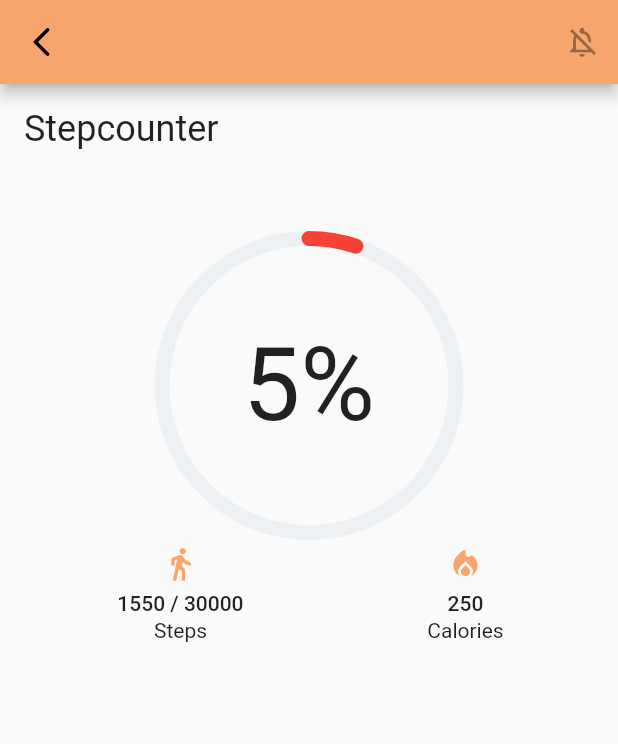
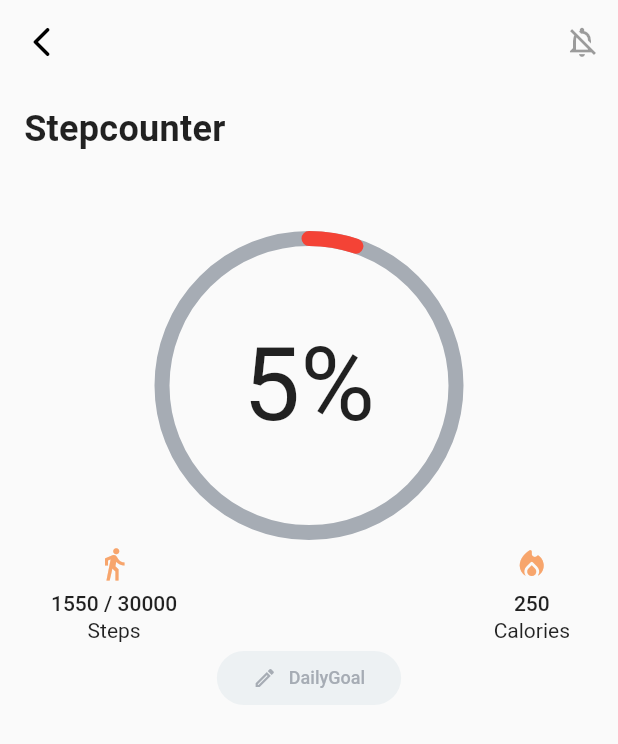
Before and after one commit to Defuera/assignment, a Flutter app: the screen it shows after launch, on a phone screen of 412 x 824 dp. Shown: the top 744 px of the screen. Run offline on Flutter 3.47's test engine with Material 2 defaults, Android fonts, the phone set to English and light mode, and no system bars; drawn by our look-alikes of percent_indicator; our stand-ins replace flutter_bloc, get_it, shared_preferences.

Commit message:
Add daily goal button ui

```diff
--- a/lib/feature/home_screen.dart
+++ b/lib/feature/home_screen.dart
@@ -1,5 +1,6 @@
 import 'package:fastic_demo/feature/home_bloc.dart';
 import 'package:fastic_demo/feature/home_model.dart';
+import 'package:fastic_demo/theme/fastic_colors.dart';
 import 'package:flutter/material.dart';
 import 'package:flutter_bloc/flutter_bloc.dart';
 import 'package:percent_indicator/circular_percent_indicator.dart';
@@ -49,14 +50,15 @@ class _HomeScreenState extends State<HomeScreen> {
                       children: [
                         Align(
                           alignment: Alignment.centerLeft,
-                          child: Text('Stepcounter', style: Theme.of(context).textTheme.headline5),
+                          child: Text('Stepcounter',
+                              style: Theme.of(context).textTheme.headline5.copyWith(fontWeight: FontWeight.w600, letterSpacing: 0.2)),
                         ),
                         Padding(
                           padding: const EdgeInsets.only(top: 54.0),
                           child: _StepsProgressIndicator(state.goalPercentage),
                         ),
                         Row(
-                          mainAxisAlignment: MainAxisAlignment.spaceAround,
+                          mainAxisAlignment: MainAxisAlignment.spaceBetween,
                           children: [
                             _CounterWidget(
                               icon: Icons.directions_walk, //todo icon
@@ -67,9 +69,10 @@ class _HomeScreenState extends State<HomeScreen> {
                               icon: Icons.local_fire_department_rounded,
                               title: '${state.burnedCalories}',
                               description: 'Calories',
-                            )
+                            ),
                           ],
-                        )
+                        ),
+                        _DailyGoalButton(onPressed: () {}),
                       ],
                     ),
                   )),
@@ -86,11 +89,14 @@ class _StepsProgressIndicator extends StatelessWidget {
     return Stack(
       alignment: Alignment.center,
       children: [
-        Text('${(percent * 100).toInt()}%', style: TextStyle(fontSize: 68),), //todo calculate in bloc
+        Text(
+          '${(percent * 100).toInt()}%', //todo calculate in bloc
+          style: TextStyle(fontSize: 68),
+        ),
         CircularPercentIndicator(
           animationDuration: 200,
           lineWidth: 10,
-          backgroundColor: Color.fromRGBO(237, 241, 243, 1), //todo grey
+          backgroundColor: FasticColors.gray,
           animation: true,
           circularStrokeCap: CircularStrokeCap.round,
           radius: MediaQuery.of(context).size.width / 2,
@@ -110,7 +116,9 @@ class _CounterWidget extends StatelessWidget {
 
   @override
   Widget build(BuildContext context) {
-    return Column(
+    return Padding(
+      padding: const EdgeInsets.symmetric(horizontal: 16.0),
+      child: Column(
         mainAxisSize: MainAxisSize.min,
         crossAxisAlignment: CrossAxisAlignment.center,
         children: [
@@ -124,6 +132,36 @@ class _CounterWidget extends StatelessWidget {
           ),
           Text(description, style: Theme.of(context).textTheme.bodyText2),
         ],
+      ),
     );
   }
 }
+
+class _DailyGoalButton extends StatelessWidget {
+  final VoidCallback onPressed;
+
+  _DailyGoalButton({this.onPressed});
+
+  @override
+  Widget build(BuildContext context) {
+    return TextButton(
+      style: TextButton.styleFrom(
+        shape: RoundedRectangleBorder(borderRadius: BorderRadius.circular(24)),
+        backgroundColor: FasticColors.fadeGray,
+        shadowColor: Colors.transparent,
+      ),
+      onPressed: onPressed,
+      child: Padding(
+        padding: const EdgeInsets.symmetric(horizontal: 16.0),
+        child: Row(
+          mainAxisSize: MainAxisSize.min,
+          children: [
+            Icon(Icons.edit_outlined, size: 16, color: FasticColors.gray),
+            Padding(padding: EdgeInsets.only(left: 8)),
+            Text('DailyGoal', style: TextStyle(fontSize: 12, color: FasticColors.gray)),
+          ],
+        ),
+      ),
+    );
+  }
+}
--- a/lib/main.dart
+++ b/lib/main.dart
@@ -2,6 +2,7 @@ import 'dart:async';
 
 import 'package:fastic_demo/di.dart';
 import 'package:fastic_demo/feature/home_screen.dart';
+import 'package:fastic_demo/theme/fastic_colors.dart';
 import 'package:flutter/material.dart';
 
 // As a User I want to synchronization my steps with my prefered health source
@@ -23,20 +24,17 @@ void main() {
 }
 
 class MyApp extends StatelessWidget {
-  final Color orange = Color.fromRGBO(247, 165, 108, 1);
-  final Color fadeGray = Color.fromRGBO(237, 241, 243, 1);
-  final Color gray = Color.fromRGBO(166, 172, 180, 1);
-  final Color softBlue = Color.fromRGBO(89, 98, 116, 1);
-  final Color darkBlue = Color.fromRGBO(31, 52, 85, 1);
-
   @override
   Widget build(BuildContext context) {
     return MaterialApp(
       theme: ThemeData(
         brightness: Brightness.light,
-        primaryColor: orange,
+        primaryColor: FasticColors.orange,
         visualDensity: VisualDensity.adaptivePlatformDensity,
-        accentColor: gray,
+        // buttonTheme: ButtonThemeData(splashColor: FasticColors.orange),
+        // accentColor: FasticColors.orange,
+        // splashColor: FasticColors.orange,
+        appBarTheme: AppBarTheme(color: Colors.transparent, elevation: 0)
       ),
       home: HomeScreen(),
     );
--- /dev/null
+++ b/lib/theme/fastic_colors.dart
@@ -0,0 +1,9 @@
+import 'package:flutter/material.dart';
+
+class FasticColors {
+  static const Color orange = Color.fromRGBO(247, 165, 108, 1);
+  static const Color fadeGray = Color.fromRGBO(237, 241, 243, 1);
+  static const Color gray = Color.fromRGBO(166, 172, 180, 1);
+  static const Color softBlue = Color.fromRGBO(89, 98, 116, 1);
+  static const Color darkBlue = Color.fromRGBO(31, 52, 85, 1);
+}
```
Lines whose indentation alone changed are shown as unchanged.
